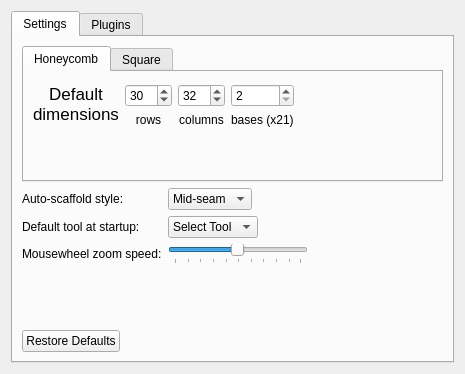
cadnano/cadnano2.5, file cadnano/gui/ui/dialogs/preferences.ui: the form before one commit.
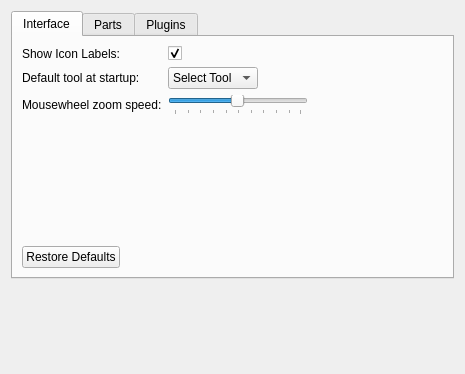
The form after the commit. Icons and pictures are not drawn.

Commit message: added icon-label pref, started tool view

```diff
--- a/cadnano/gui/ui/dialogs/preferences.ui
+++ b/cadnano/gui/ui/dialogs/preferences.ui
@@ -20,20 +20,158 @@
    <string>Preferences</string>
   </property>
   <layout class="QVBoxLayout" name="vertical_layout">
-   <item>
+   <item alignment="Qt::AlignTop">
     <widget class="QTabWidget" name="tab_widget">
+     <property name="tabPosition">
+      <enum>QTabWidget::North</enum>
+     </property>
+     <property name="tabShape">
+      <enum>QTabWidget::Rounded</enum>
+     </property>
      <property name="currentIndex">
       <number>0</number>
      </property>
      <widget class="QWidget" name="settings">
       <attribute name="title">
-       <string>Settings</string>
+       <string>Interface</string>
       </attribute>
       <layout class="QVBoxLayout" name="vertical_layout_4">
        <item>
+        <layout class="QFormLayout" name="form_layout">
+         <property name="fieldGrowthPolicy">
+          <enum>QFormLayout::FieldsStayAtSizeHint</enum>
+         </property>
+         <item row="2" column="0">
+          <widget class="QLabel" name="default_tool_label">
+           <property name="text">
+            <string>Default tool at startup:</string>
+           </property>
+          </widget>
+         </item>
+         <item row="2" column="1">
+          <widget class="QComboBox" name="default_tool_combo_box">
+           <property name="layoutDirection">
+            <enum>Qt::LeftToRight</enum>
+           </property>
+           <property name="current_index" stdset="0">
+            <number>0</number>
+           </property>
+           <item>
+            <property name="text">
+             <string>Select Tool</string>
+            </property>
+            <property name="icon">
+             <iconset resource="dialogicons.qrc">
+              <normaloff>:/pathtools/dlg_select</normaloff>:/pathtools/dlg_select</iconset>
+            </property>
+           </item>
+           <item>
+            <property name="text">
+             <string>Pencil Tool</string>
+            </property>
+            <property name="icon">
+             <iconset resource="dialogicons.qrc">
+              <normaloff>:/pathtools/dlg_pencil</normaloff>:/pathtools/dlg_pencil</iconset>
+            </property>
+           </item>
+           <item>
+            <property name="text">
+             <string>Paint</string>
+            </property>
+            <property name="icon">
+             <iconset resource="dialogicons.qrc">
+              <normaloff>:/pathtools/dlg_paint</normaloff>:/pathtools/dlg_paint</iconset>
+            </property>
+           </item>
+           <item>
+            <property name="text">
+             <string>Add Seq</string>
+            </property>
+            <property name="icon">
+             <iconset resource="dialogicons.qrc">
+              <normaloff>:/pathtools/dlg_addseq</normaloff>:/pathtools/dlg_addseq</iconset>
+            </property>
+           </item>
+          </widget>
+         </item>
+         <item row="3" column="0">
+          <widget class="QLabel" name="zoom_speed_label">
+           <property name="text">
+            <string>Mousewheel zoom speed:</string>
+           </property>
+          </widget>
+         </item>
+         <item row="3" column="1">
+          <widget class="QSlider" name="zoom_speed_slider">
+           <property name="minimumSize">
+            <size>
+             <width>140</width>
+             <height>0</height>
+            </size>
+           </property>
+           <property name="minimum">
+            <number>1</number>
+           </property>
+           <property name="maximum">
+            <number>100</number>
+           </property>
+           <property name="singleStep">
+            <number>1</number>
+           </property>
+           <property name="value">
+            <number>50</number>
+           </property>
+           <property name="orientation">
+            <enum>Qt::Horizontal</enum>
+           </property>
+           <property name="invertedControls">
+            <bool>false</bool>
+           </property>
+           <property name="tickPosition">
+            <enum>QSlider::TicksBelow</enum>
+           </property>
+           <property name="tickInterval">
+            <number>0</number>
+           </property>
+          </widget>
+         </item>
+         <item row="1" column="0">
+          <widget class="QLabel" name="show_icon_label_text">
+           <property name="text">
+            <string>Show Icon Labels:</string>
+           </property>
+          </widget>
+         </item>
+         <item row="1" column="1">
+          <widget class="QCheckBox" name="show_icon_labels">
+           <property name="text">
+            <string/>
+           </property>
+           <property name="checked">
+            <bool>true</bool>
+           </property>
+          </widget>
+         </item>
+        </layout>
+       </item>
+       <item>
+        <widget class="QDialogButtonBox" name="button_box">
+         <property name="standardButtons">
+          <set>QDialogButtonBox::RestoreDefaults</set>
+         </property>
+        </widget>
+       </item>
+      </layout>
+     </widget>
+     <widget class="QWidget" name="parts_tab">
+      <attribute name="title">
+       <string>Parts</string>
+      </attribute>
+      <layout class="QVBoxLayout" name="verticalLayout">
+       <item>
         <widget class="QTabWidget" name="tab_widget_2">
          <property name="sizePolicy">
-          <sizepolicy hsizetype="Expanding" vsizetype="Preferred">
+          <sizepolicy hsizetype="Expanding" vsizetype="Fixed">
            <horstretch>0</horstretch>
            <verstretch>0</verstretch>
           </sizepolicy>
@@ -265,18 +403,15 @@
         </widget>
        </item>
        <item>
-        <layout class="QFormLayout" name="form_layout">
-         <property name="fieldGrowthPolicy">
-          <enum>QFormLayout::FieldsStayAtSizeHint</enum>
-         </property>
-         <item row="1" column="0">
+        <layout class="QHBoxLayout" name="horizontalLayout">
+         <item>
           <widget class="QLabel" name="auto_scaf_label">
            <property name="text">
             <string>Auto-scaffold style:</string>
            </property>
           </widget>
          </item>
-         <item row="1" column="1">
+         <item>
           <widget class="QComboBox" name="auto_scaf_combo_box">
            <item>
             <property name="text">
@@ -290,109 +425,8 @@
            </item>
           </widget>
          </item>
-         <item row="3" column="0">
-          <widget class="QLabel" name="zoom_speed_label">
-           <property name="text">
-            <string>Mousewheel zoom speed:</string>
-           </property>
-          </widget>
-         </item>
-         <item row="3" column="1">
-          <widget class="QSlider" name="zoom_speed_slider">
-           <property name="minimumSize">
-            <size>
-             <width>140</width>
-             <height>0</height>
-            </size>
-           </property>
-           <property name="minimum">
-            <number>1</number>
-           </property>
-           <property name="maximum">
-            <number>100</number>
-           </property>
-           <property name="singleStep">
-            <number>1</number>
-           </property>
-           <property name="value">
-            <number>50</number>
-           </property>
-           <property name="orientation">
-            <enum>Qt::Horizontal</enum>
-           </property>
-           <property name="invertedControls">
-            <bool>false</bool>
-           </property>
-           <property name="tickPosition">
-            <enum>QSlider::TicksBelow</enum>
-           </property>
-           <property name="tickInterval">
-            <number>0</number>
-           </property>
-          </widget>
-         </item>
-         <item row="2" column="1">
-          <widget class="QComboBox" name="default_tool_combo_box">
-           <property name="layoutDirection">
-            <enum>Qt::LeftToRight</enum>
-           </property>
-           <property name="current_index">
-            <number>0</number>
-           </property>
-           <item>
-            <property name="text">
-             <string>Select Tool</string>
-            </property>
-            <property name="icon">
-             <iconset resource="dialogicons.qrc">
-              <normaloff>:/pathtools/dlg_select</normaloff>:/pathtools/dlg_select</iconset>
-            </property>
-           </item>
-           <item>
-            <property name="text">
-             <string>Pencil Tool</string>
-            </property>
-            <property name="icon">
-             <iconset resource="dialogicons.qrc">
-              <normaloff>:/pathtools/dlg_pencil</normaloff>:/pathtools/dlg_pencil</iconset>
-            </property>
-           </item>
-           <item>
-            <property name="text">
-             <string>Paint</string>
-            </property>
-            <property name="icon">
-             <iconset resource="dialogicons.qrc">
-              <normaloff>:/pathtools/dlg_paint</normaloff>:/pathtools/dlg_paint</iconset>
-            </property>
-           </item>
-           <item>
-            <property name="text">
-             <string>Add Seq</string>
-            </property>
-            <property name="icon">
-             <iconset resource="dialogicons.qrc">
-              <normaloff>:/pathtools/dlg_addseq</normaloff>:/pathtools/dlg_addseq</iconset>
-            </property>
-           </item>
-          </widget>
-         </item>
-         <item row="2" column="0">
-          <widget class="QLabel" name="default_tool_label">
-           <property name="text">
-            <string>Default tool at startup:</string>
-           </property>
-          </widget>
-         </item>
         </layout>
        </item>
-       <item>
-        <widget class="QDialogButtonBox" name="button_box">
-         <property name="standardButtons">
-          <set>QDialogButtonBox::RestoreDefaults</set>
-         </property>
-        </widget>
-       </item>
       </layout>
      </widget>
      <widget class="QWidget" name="plugins">
```
Left out of the diff: 4 changed lines with no effect on the pictures. The commit also changes 8 other files.
